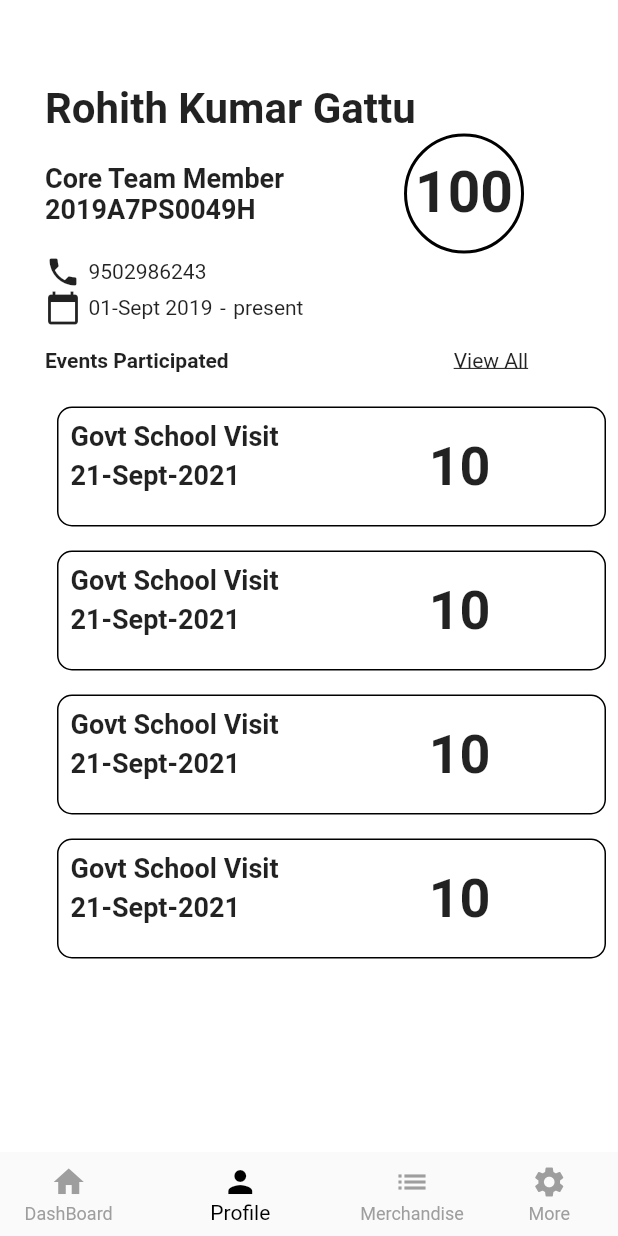
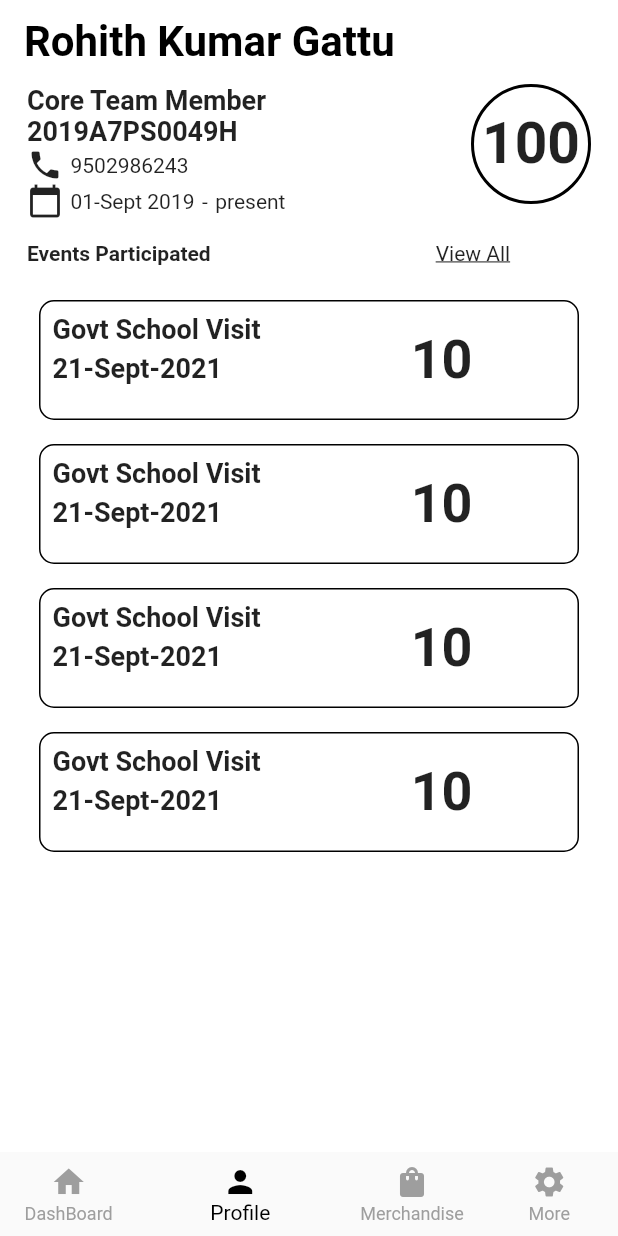
Before and after one commit to NSS-BPHC/nssapp, a Flutter app: the screen it shows after launch, item 2 of the bottom bar chosen, on a phone screen of 412 x 824 dp. Run offline on Flutter 3.47's test engine with Material 2 defaults, Android fonts, the phone set to English and light mode, and no system bars.

Commit message:
fix(profile): fix the UI of profile screen which is creating random overflow

```diff
--- a/lib/main.dart
+++ b/lib/main.dart
@@ -52,7 +52,7 @@ class _MyAppState extends State<MyApp> {
               label: 'Profile',
             ),
             BottomNavigationBarItem(
-              icon: Icon(Icons.list),
+              icon: Icon(Icons.shopping_bag),
               label: 'Merchandise',
             ),
             BottomNavigationBarItem(
--- a/lib/views/screens/volunteerMoreInfo.dart
+++ b/lib/views/screens/volunteerMoreInfo.dart
@@ -13,11 +13,9 @@ class _VolunteerMoreInfoScreenState extends State<VolunteerMoreInfoScreen> {
   Widget build(BuildContext context) {
     return Scaffold(
       backgroundColor: Colors.white,
-      appBar: AppBar(
-        backgroundColor: Colors.white,
-        elevation: 0.0,
-      ),
-      body: Container(
+      body: SingleChildScrollView(
+        child: Padding(
+          padding: const EdgeInsets.symmetric(horizontal: 18.0, vertical: 20.0),
           child: Column(
             children: [
               Center(
@@ -52,16 +50,16 @@ class _VolunteerMoreInfoScreenState extends State<VolunteerMoreInfoScreen> {
                     children: [
                       Text(
                         'Drop Suggestions',
-                      style:
-                          TextStyle(fontWeight: FontWeight.bold, fontSize: 24),
+                        style: TextStyle(
+                            fontWeight: FontWeight.bold, fontSize: 24),
                       ),
                       SizedBox(
                         width: 60,
                       ),
                       Text(
                         '>',
-                      style:
-                          TextStyle(fontWeight: FontWeight.bold, fontSize: 24),
+                        style: TextStyle(
+                            fontWeight: FontWeight.bold, fontSize: 24),
                       ),
                     ],
                   ),
@@ -83,16 +81,16 @@ class _VolunteerMoreInfoScreenState extends State<VolunteerMoreInfoScreen> {
                     children: [
                       Text(
                         'Contact Us',
-                      style:
-                          TextStyle(fontWeight: FontWeight.bold, fontSize: 24),
+                        style: TextStyle(
+                            fontWeight: FontWeight.bold, fontSize: 24),
                       ),
                       SizedBox(
                         width: 140,
                       ),
                       Text(
                         '>',
-                      style:
-                          TextStyle(fontWeight: FontWeight.bold, fontSize: 24),
+                        style: TextStyle(
+                            fontWeight: FontWeight.bold, fontSize: 24),
                       ),
                     ],
                   ),
@@ -114,16 +112,16 @@ class _VolunteerMoreInfoScreenState extends State<VolunteerMoreInfoScreen> {
                     children: [
                       Text(
                         'About Us',
-                      style:
-                          TextStyle(fontWeight: FontWeight.bold, fontSize: 24),
+                        style: TextStyle(
+                            fontWeight: FontWeight.bold, fontSize: 24),
                       ),
                       SizedBox(
                         width: 160,
                       ),
                       Text(
                         '>',
-                      style:
-                          TextStyle(fontWeight: FontWeight.bold, fontSize: 24),
+                        style: TextStyle(
+                            fontWeight: FontWeight.bold, fontSize: 24),
                       ),
                     ],
                   ),
@@ -132,6 +130,7 @@ class _VolunteerMoreInfoScreenState extends State<VolunteerMoreInfoScreen> {
             ],
           ),
         ),
+      ),
     );
   }
 }
--- a/lib/views/screens/volunteerProfile.dart
+++ b/lib/views/screens/volunteerProfile.dart
@@ -31,19 +31,24 @@ class _VolunteerProfileScreenState extends State<VolunteerProfileScreen> {
       appBar: AppBar(
         backgroundColor: Colors.white,
         elevation: 0.0,
+        title: Text(
+          'Rohith Kumar Gattu',
+          style: TextStyle(
+              fontWeight: FontWeight.bold, fontSize: 28, color: Colors.black),
+        ),
+        centerTitle: false,
       ),
-      body: Container(
-        margin: EdgeInsets.only(left: 30),
+      body: Padding(
+        padding: const EdgeInsets.symmetric(horizontal: 18.0),
         child: Column(
           crossAxisAlignment: CrossAxisAlignment.start,
           children: [
-            Text(
-              'Rohith Kumar Gattu',
-              style: TextStyle(fontWeight: FontWeight.bold, fontSize: 28),
-            ),
             Row(
+              mainAxisAlignment: MainAxisAlignment.spaceBetween,
+              crossAxisAlignment: CrossAxisAlignment.start,
               children: [
                 Column(
+                  mainAxisAlignment: MainAxisAlignment.spaceAround,
                   crossAxisAlignment: CrossAxisAlignment.start,
                   children: [
                     Text(
@@ -56,13 +61,38 @@ class _VolunteerProfileScreenState extends State<VolunteerProfileScreen> {
                       style:
                           TextStyle(fontWeight: FontWeight.bold, fontSize: 18),
                     ),
+                    Row(
+                      children: [
+                        Icon(Icons.phone),
+                        SizedBox(
+                          width: 5,
+                        ),
+                        Text('9502986243')
+                      ],
+                    ),
+                    Row(
+                      children: [
+                        Icon(Icons.calendar_today),
+                        SizedBox(
+                          width: 5,
+                        ),
+                        Text('01-Sept 2019'),
+                        SizedBox(
+                          width: 5,
+                        ),
+                        Text('-'),
+                        SizedBox(
+                          width: 5,
+                        ),
+                        Text('present')
+                      ],
+                    ),
                   ],
                 ),
                 Container(
                   width: 80.0,
                   height: 80.0,
-                  margin: EdgeInsets.only(left: 80),
-                  decoration: new BoxDecoration(
+                  decoration: BoxDecoration(
                     color: Colors.white,
                     shape: BoxShape.circle,
                     border: Border.all(
@@ -78,32 +108,6 @@ class _VolunteerProfileScreenState extends State<VolunteerProfileScreen> {
                     ),
                   ),
                 ),
-              ],
-            ),
-            Row(
-              children: [
-                Icon(Icons.phone),
-                SizedBox(
-                  width: 5,
-                ),
-                Text('9502986243')
-              ],
-            ),
-            Row(
-              children: [
-                Icon(Icons.calendar_today),
-                SizedBox(
-                  width: 5,
-                ),
-                Text('01-Sept 2019'),
-                SizedBox(
-                  width: 5,
-                ),
-                Text('-'),
-                SizedBox(
-                  width: 5,
-                ),
-                Text('present')
               ],
             ),
             SizedBox(
```
Lines whose indentation alone changed are shown as unchanged.
